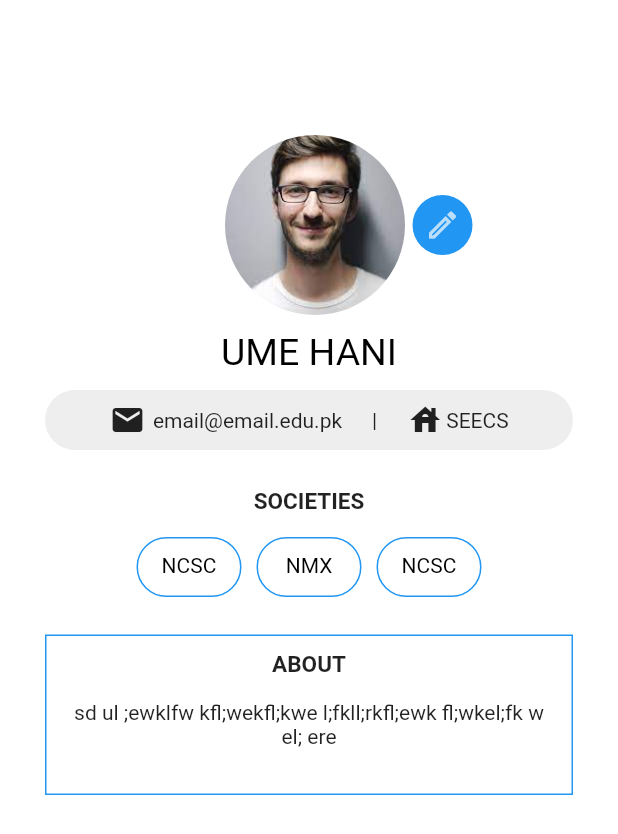
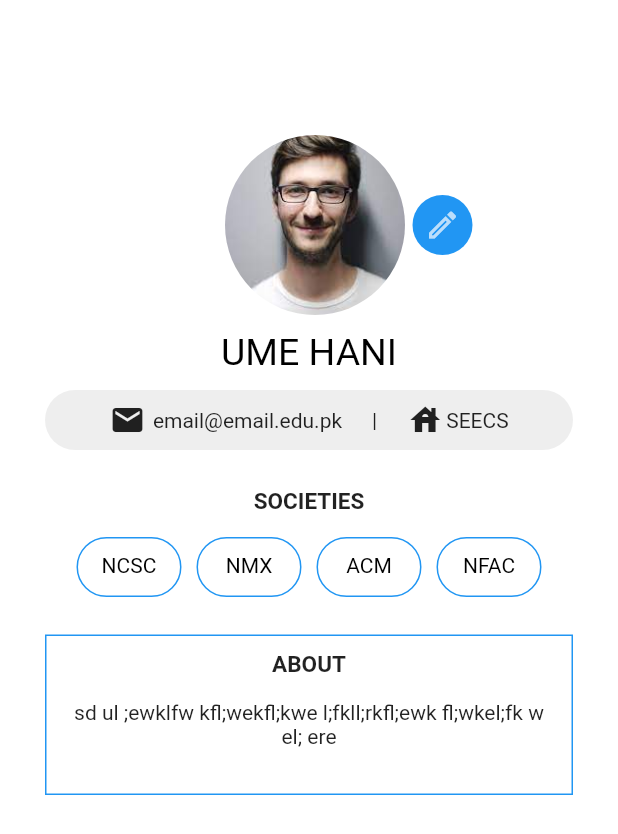
Before and after one commit to blink616/event_management_app, a Flutter app: the ProfilePage screen opened directly, on a phone screen of 412 x 824 dp. Shown: the top 834 px of the screen. Run offline on Flutter 3.47's test engine with Material 2 defaults, Android fonts, the phone set to English and light mode, and no system bars; our stand-ins replace cloud_firestore, firebase_auth, firebase_core, fluttertoast, material_design_icons_flutter; missing offline and left inert: cloud_firestore_web, firebase_auth_web, firebase_core_web; accounts and stored records are empty; Roboto replaces fonts that are missing (JosefinSans).

Commit message:
Update ProfilePage.dart

```diff
--- a/lib/screens/ProfilePage.dart
+++ b/lib/screens/ProfilePage.dart
@@ -16,6 +16,7 @@ class ProfilePageState extends State<ProfilePage> {
   var dept = 'SEECS';
   var about =
       'sd ul ;ewklfw kfl;wekfl;kwe l;fkll;rkfl;ewk fl;wkel;fk w el; ere';
+  List<String> societies = <String>['NCSC', 'NMX', 'ACM', 'NFAC'];
 
   //function to create societies row
   Widget _buildRow(String sname) {
@@ -154,9 +155,7 @@ class ProfilePageState extends State<ProfilePage> {
                           spacing: 10.0,
                           runSpacing: 20.0,
                           children: <Widget>[
-                            _buildRow('NCSC'),
-                            _buildRow('NMX'),
-                            _buildRow('NCSC'),
+                            for (var item in societies) _buildRow(item),
                           ],
                         ),
                       ],
@@ -170,7 +169,6 @@ class ProfilePageState extends State<ProfilePage> {
                         width: 1,
                       ),
                       color: Colors.white,
-
                     ),
                     padding: const EdgeInsets.only(
                         top: 10, right: 15, left: 15, bottom: 30),
```
